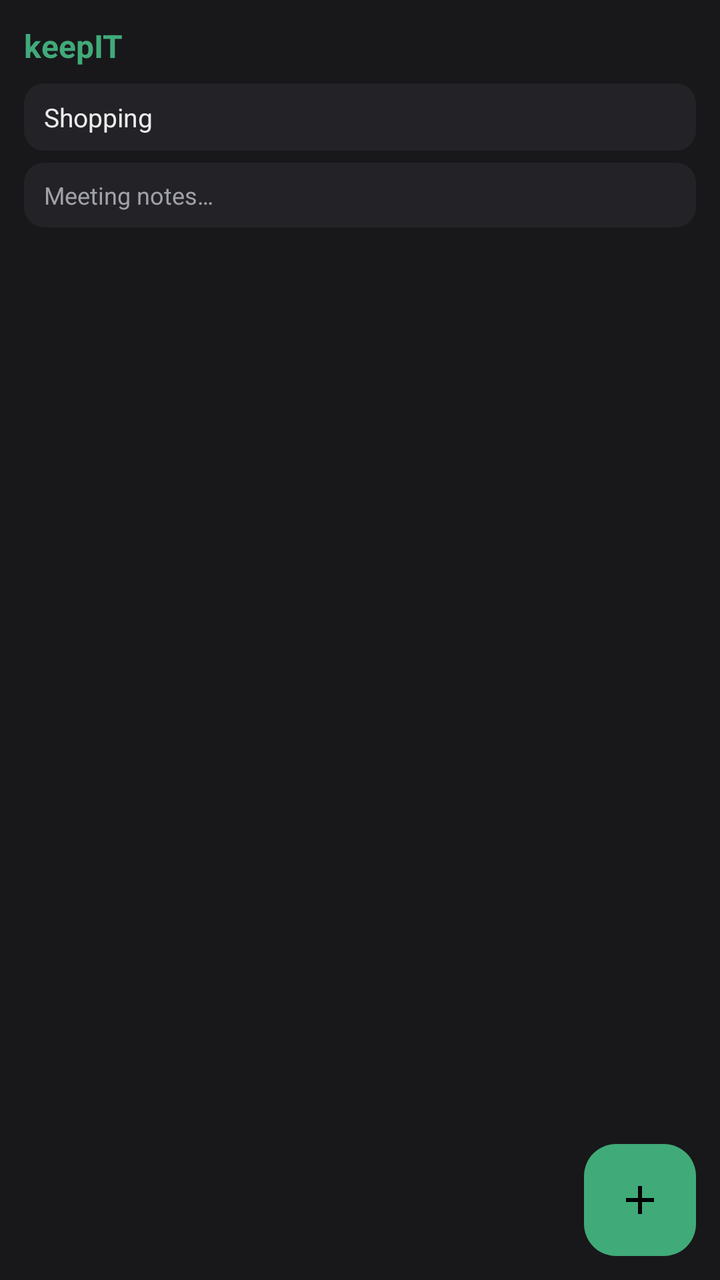
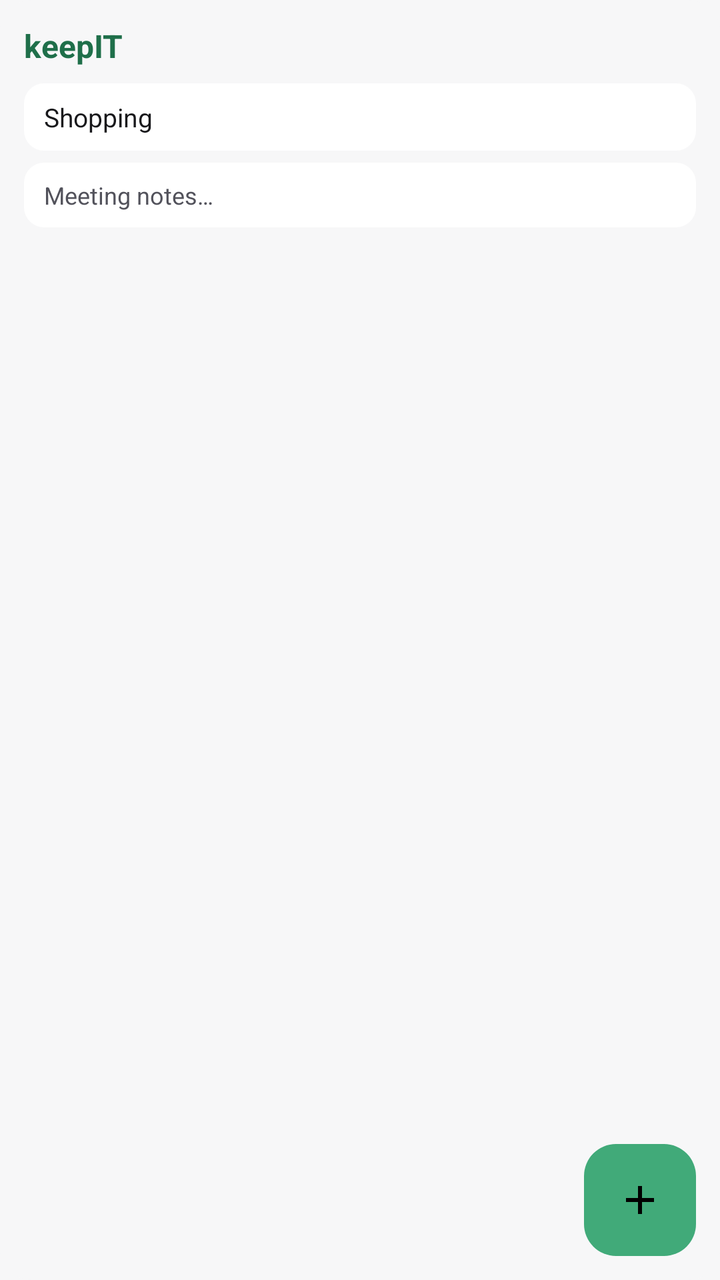

The first picture is an Android layout as it rendered before a commit; the second is the same layout after the commit. The layout source and the unified diff follow.
<!-- AndroidManifest.xml: application theme Theme.KeepITApp -->
<!-- res/layout/widget_preview.xml -->
<?xml version="1.0" encoding="utf-8"?>
<FrameLayout xmlns:android="http://schemas.android.com/apk/res/android"
    android:layout_width="match_parent"
    android:layout_height="match_parent"
    android:background="@drawable/widget_preview_bg"
    android:padding="12dp">

    <LinearLayout
        android:layout_width="match_parent"
        android:layout_height="wrap_content"
        android:orientation="vertical">

        <TextView
            android:layout_width="wrap_content"
            android:layout_height="wrap_content"
            android:text="keepIT"
            android:textColor="#41AA79"
            android:textSize="16sp"
            android:textStyle="bold" />

        <TextView
            android:layout_width="match_parent"
            android:layout_height="wrap_content"
            android:layout_marginTop="8dp"
            android:background="@drawable/widget_preview_chip_bg"
            android:paddingHorizontal="10dp"
            android:paddingVertical="8dp"
            android:text="Shopping"
            android:textColor="#ECECEE"
            android:textSize="13sp" />

        <TextView
            android:layout_width="match_parent"
            android:layout_height="wrap_content"
            android:layout_marginTop="6dp"
            android:background="@drawable/widget_preview_chip_bg"
            android:paddingHorizontal="10dp"
            android:paddingVertical="8dp"
            android:text="Meeting notes…"
            android:textColor="#A1A1AA"
            android:textSize="12sp" />
    </LinearLayout>

    <ImageView
        android:layout_width="56dp"
        android:layout_height="56dp"
        android:layout_gravity="bottom|end"
        android:background="@drawable/widget_preview_fab_bg"
        android:padding="16dp"
        android:src="@drawable/ic_add"
        android:contentDescription="@string/widget_new_note"
        android:tint="#000000" />
</FrameLayout>
<!-- resources referenced by this layout -->
<resources>
  <!-- drawable ic_add (drawable) -->
  <vector xmlns:android="http://schemas.android.com/apk/res/android"
      android:width="24dp"
      android:height="24dp"
      android:viewportWidth="24"
      android:viewportHeight="24"
      android:tint="#FFFFFF">
      <path
          android:fillColor="#FFFFFF"
          android:pathData="M19,13h-6v6h-2v-6H5v-2h6V5h2v6h6v2z" />
  </vector>
  <!-- drawable widget_preview_bg (drawable) -->
  <?xml version="1.0" encoding="utf-8"?>
  <shape xmlns:android="http://schemas.android.com/apk/res/android" android:shape="rectangle">
      <solid android:color="#18181B" />
      <corners android:radius="16dp" />
  </shape>
  <!-- drawable widget_preview_chip_bg (drawable) -->
  <?xml version="1.0" encoding="utf-8"?>
  <shape xmlns:android="http://schemas.android.com/apk/res/android" android:shape="rectangle">
      <solid android:color="#232327" />
      <corners android:radius="10dp" />
  </shape>
  <!-- drawable widget_preview_fab_bg (drawable) -->
  <?xml version="1.0" encoding="utf-8"?>
  <shape xmlns:android="http://schemas.android.com/apk/res/android" android:shape="rectangle">
      <solid android:color="#41AA79" />
      <corners android:radius="16dp" />
  </shape>
  <string name="widget_new_note">New note</string>
  <style name="Theme.KeepITApp" parent="android:Theme.Material.NoActionBar">
          <item name="android:windowBackground">#18181B</item>
      </style>
</resources>

<!-- the commit's change to res/layout/widget_preview.xml (unified diff, before → after) -->
@@ -14,7 +14,7 @@
             android:layout_width="wrap_content"
             android:layout_height="wrap_content"
             android:text="keepIT"
-            android:textColor="#41AA79"
+            android:textColor="@color/widget_preview_title"
             android:textSize="16sp"
             android:textStyle="bold" />
 
@@ -26,7 +26,7 @@
             android:paddingHorizontal="10dp"
             android:paddingVertical="8dp"
             android:text="Shopping"
-            android:textColor="#ECECEE"
+            android:textColor="@color/widget_preview_text"
             android:textSize="13sp" />
 
         <TextView
@@ -37,7 +37,7 @@
             android:paddingHorizontal="10dp"
             android:paddingVertical="8dp"
             android:text="Meeting notes…"
-            android:textColor="#A1A1AA"
+            android:textColor="@color/widget_preview_text_muted"
             android:textSize="12sp" />
     </LinearLayout>
 
<!-- resource entries referenced after the edit -->
@@ -1,5 +1,8 @@
 <!-- resources referenced by this layout -->
 <resources>
+  <color name="widget_preview_text">#FF18181B</color>
+  <color name="widget_preview_text_muted">#FF52525B</color>
+  <color name="widget_preview_title">#FF1F6F4A</color>
   <!-- drawable ic_add (drawable) -->
   <vector xmlns:android="http://schemas.android.com/apk/res/android"
       android:width="24dp"
@@ -14,24 +17,29 @@
   <!-- drawable widget_preview_bg (drawable) -->
   <?xml version="1.0" encoding="utf-8"?>
   <shape xmlns:android="http://schemas.android.com/apk/res/android" android:shape="rectangle">
-      <solid android:color="#18181B" />
+      <solid android:color="@color/widget_preview_canvas" />
       <corners android:radius="16dp" />
   </shape>
   <!-- drawable widget_preview_chip_bg (drawable) -->
   <?xml version="1.0" encoding="utf-8"?>
   <shape xmlns:android="http://schemas.android.com/apk/res/android" android:shape="rectangle">
-      <solid android:color="#232327" />
+      <solid android:color="@color/widget_preview_card" />
       <corners android:radius="10dp" />
   </shape>
   <!-- drawable widget_preview_fab_bg (drawable) -->
   <?xml version="1.0" encoding="utf-8"?>
   <shape xmlns:android="http://schemas.android.com/apk/res/android" android:shape="rectangle">
-      <solid android:color="#41AA79" />
+      <solid android:color="@color/widget_preview_accent" />
       <corners android:radius="16dp" />
   </shape>
   <string name="widget_new_note">New note</string>
-  <style name="Theme.KeepITApp" parent="android:Theme.Material.NoActionBar">
-          <item name="android:windowBackground">#18181B</item>
+  <style name="Theme.KeepITApp" parent="android:Theme.Material.Light.NoActionBar">
+          <item name="android:windowBackground">#F7F7F8</item>
+          <item name="android:windowLightStatusBar">true</item>
+          <item name="android:windowLightNavigationBar">true</item>
       </style>
+  <color name="widget_preview_canvas">#FFF7F7F8</color>
+  <color name="widget_preview_card">#FFFFFFFF</color>
+  <color name="widget_preview_accent">#FF41AA79</color>
 </resources>
 
